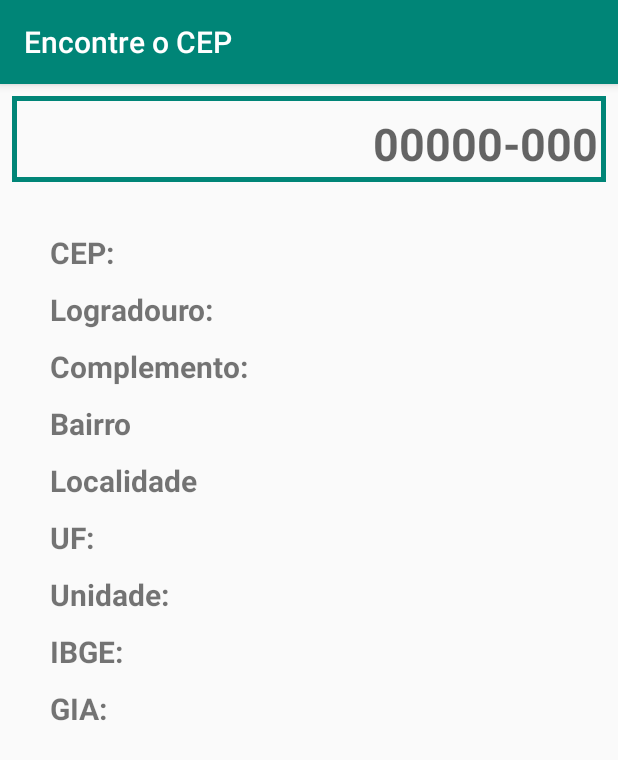
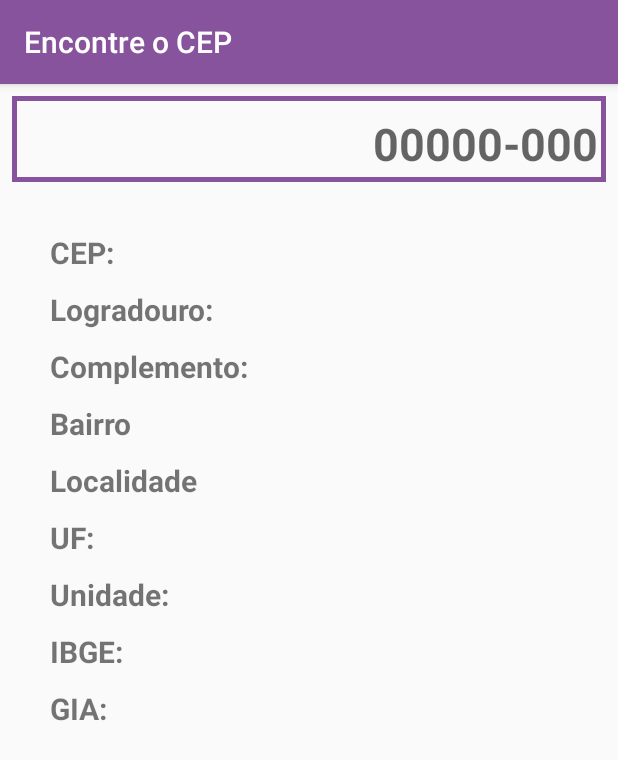
Before and after one commit to jisellevms/EncontreOCEP, an Android app: the screen it shows after launch (MainActivity), on a phone screen of 412 x 824 dp. Shown: the top 760 px of the screen. Run offline under Robolectric (Android 15) with nearby library versions, the phone set to English and light mode, and no system bars.

Commit message:
Update colors.xml

```diff
--- a/app/src/main/res/values/colors.xml
+++ b/app/src/main/res/values/colors.xml
@@ -1,6 +1,6 @@
 <?xml version="1.0" encoding="utf-8"?>
 <resources>
-    <color name="colorPrimary">#008577</color>
-    <color name="colorPrimaryDark">#00574B</color>
+    <color name="colorPrimary">#86539C</color>
+    <color name="colorPrimaryDark">#86539C</color>
     <color name="colorAccent">#D81B60</color>
 </resources>
```
